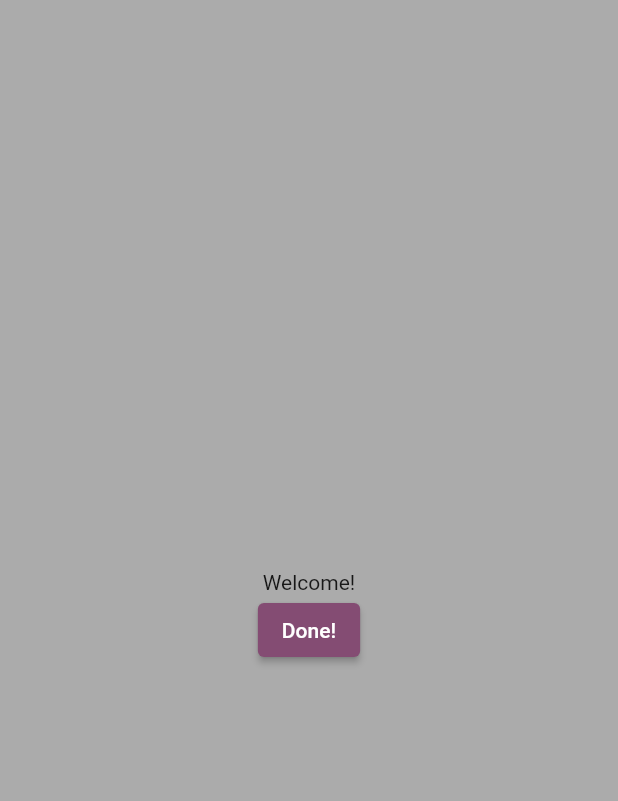
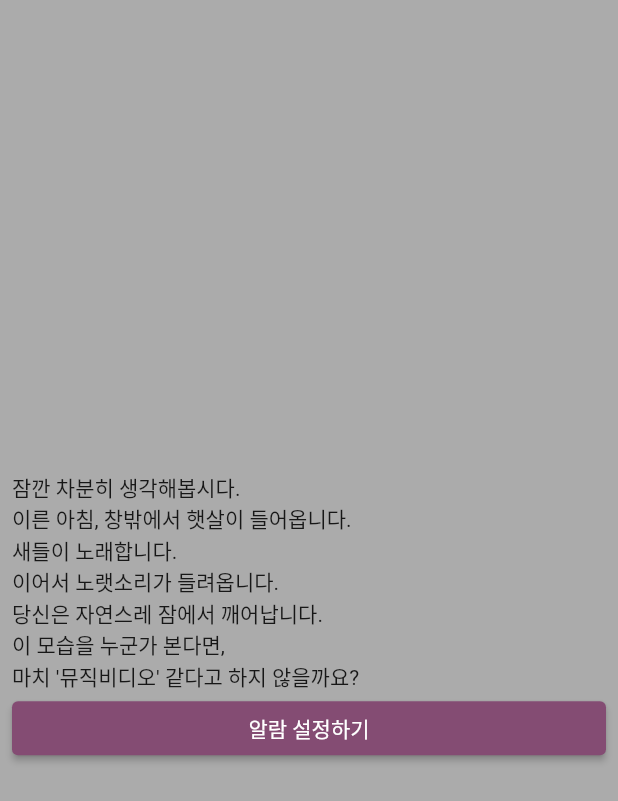
Before and after one commit to Meronanana/music_video, a Flutter app: the screen it shows after launch, on a phone screen of 412 x 824 dp. Shown: the top 801 px of the screen. Run offline on Flutter 3.47's test engine with Material 2 defaults, Android fonts, the light colour scheme and no system bars; our stand-ins replace carousel_slider, cloud_firestore, firebase_core, just_audio; accounts and stored records are empty.

Commit message:
:construction: 알람 설정 페이지 제작중 TimePicker 띄움

```diff
--- a/lib/view/welcome.dart
+++ b/lib/view/welcome.dart
@@ -1,5 +1,7 @@
+import 'package:flutter/cupertino.dart';
 import 'package:flutter/material.dart';
 import 'package:music_videos/intent/router_controller.dart';
+import 'package:music_videos/view/set_first_alarm.dart';
 
 class Welcome extends StatelessWidget {
   const Welcome({super.key});
@@ -8,14 +10,23 @@ class Welcome extends StatelessWidget {
   Widget build(BuildContext context) {
     return Scaffold(
       backgroundColor: Color.fromARGB(255, 171, 171, 171),
-      body: Center(
+      body: Padding(
+        padding: const EdgeInsets.all(8.0),
         child: Column(
           mainAxisAlignment: MainAxisAlignment.center,
+          crossAxisAlignment: CrossAxisAlignment.stretch,
           children: [
-            Text('Welcome!'),
+            Text(
+                '잠깐 차분히 생각해봅시다.\n이른 아침, 창밖에서 햇살이 들어옵니다.\n새들이 노래합니다.\n이어서 노랫소리가 들려옵니다.\n당신은 자연스레 잠에서 깨어납니다.\n이 모습을 누군가 본다면,\n마치 \'뮤직비디오\' 같다고 하지 않을까요?'),
             ElevatedButton(
-              onPressed: () => RouterController().tutorialDone(),
-              child: Text('Done!'),
+              onPressed: () {
+                Future tmp = showCupertinoModalPopup<void>(
+                  context: context,
+                  builder: (context) => SetFirstAlarm(),
+                );
+                tmp.then((value) => null);
+              },
+              child: Text('알람 설정하기'),
             )
           ],
         ),
```
Also changed, not shown: lib/view/set_first_alarm.dart (added, +37 -0 lines).
